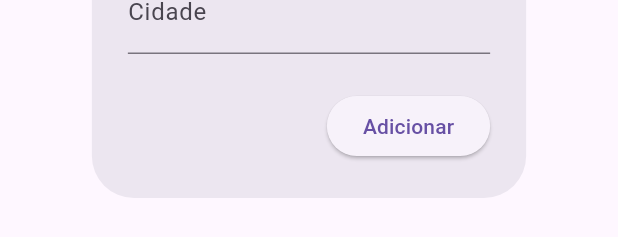
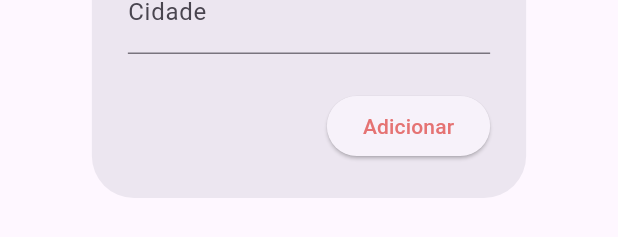
Before and after one commit to Gus-Vilela/mel-pets-flutter, a Flutter app: the _AddSightingDialog widget shown alone on an empty page, opened directly, on a phone screen of 412 x 824 dp. Shown: the part 798-1035 px from the top of the screen. Run offline on Flutter 3.47's test engine with Material 3 defaults, Android fonts, the phone set to English and light mode, and no system bars; our stand-ins replace cloud_firestore, firebase_auth, firebase_core; accounts and stored records are empty.

Commit message:
Normalized layout and Add DateOfSight

```diff
--- a/lib/models/sighted.dart
+++ b/lib/models/sighted.dart
@@ -2,7 +2,7 @@ import 'package:projeto/models/pet.dart';
 
 class Sighted {
   String id;
-  //DateTime? dateOfSight;
+  DateTime? dateOfSight;
   String color;
   PetType type;
   String? breed;
@@ -13,7 +13,7 @@ class Sighted {
 
   Sighted({
     required this.id,
-    //required this.dateOfSight,
+    required this.dateOfSight,
     required this.color,
     required this.type,
     required this.address,
@@ -26,7 +26,7 @@ class Sighted {
   Map<String, dynamic> toMap() {
     return {
       'id': id,
-      //'dateOfSight': dateOfSight?.millisecondsSinceEpoch,
+      'dateOfSight': dateOfSight?.millisecondsSinceEpoch,
       'color': color,
       'type': type.index,
       'address': address,
@@ -40,9 +40,9 @@ class Sighted {
   factory Sighted.fromMap(Map<String, dynamic> map) {
     return Sighted(
       id: map['id'] as String,
-      //dateOfSight: map['dateOfSight'] == null
-      //  ? null
-      //: DateTime.fromMillisecondsSinceEpoch(map['dateOfSight'] as int),
+      dateOfSight: map['dateOfSight'] == null
+        ? null
+      : DateTime.fromMillisecondsSinceEpoch(map['dateOfSight'] as int),
       color: map['color'] as String,
       type: PetType.values[map['type'] as int],
       address: map['address'] as String,
--- a/lib/pages/sighted_page.dart
+++ b/lib/pages/sighted_page.dart
@@ -167,6 +167,7 @@ class _AddSightingDialogState extends State<_AddSightingDialog> {
   late String _description;
   late String _address;
   late String _city;
+  late DateTime _dateOfSight;
 
   @override
   void initState() {
@@ -183,7 +184,9 @@ class _AddSightingDialogState extends State<_AddSightingDialog> {
           crossAxisAlignment: CrossAxisAlignment.start,
           children: [
             TextField(
-              decoration: const InputDecoration(labelText: 'Cor'),
+              decoration: InputDecoration(labelText: 'Cor', focusedBorder: UnderlineInputBorder(
+                    borderSide: BorderSide(color: Colors.red[400]!),
+                  ),),
               onChanged: (value) => _color = value,
             ),
             DropdownButtonFormField<PetType>(
@@ -207,22 +210,35 @@ class _AddSightingDialogState extends State<_AddSightingDialog> {
                   child: Text('Outro'),
                 ),
               ],
-              decoration: const InputDecoration(labelText: 'Espécie'),
+              decoration: InputDecoration(labelText: 'Espécie', focusedBorder: UnderlineInputBorder(
+                    borderSide: BorderSide(color: Colors.red[400]!),
+                  ),),
             ),
             TextField(
-              decoration: const InputDecoration(labelText: 'Raça'),
+              decoration: InputDecoration(labelText: 'Raça',
+               focusedBorder: UnderlineInputBorder(
+                    borderSide: BorderSide(color: Colors.red[400]!),
+                  ),
+                  ),
               onChanged: (value) => _breed = value,
+
             ),
             TextField(
-              decoration: const InputDecoration(labelText: 'Descrição'),
+              decoration: InputDecoration(labelText: 'Descrição', focusedBorder: UnderlineInputBorder(
+                    borderSide: BorderSide(color: Colors.red[400]!),
+                  ),),
               onChanged: (value) => _description = value,
             ),
             TextField(
-              decoration: const InputDecoration(labelText: 'Endereço'),
+              decoration:  InputDecoration(labelText: 'Endereço', focusedBorder: UnderlineInputBorder(
+                    borderSide: BorderSide(color: Colors.red[400]!),
+                  ),),
               onChanged: (value) => _address = value,
             ),
             TextField(
-              decoration: const InputDecoration(labelText: 'Cidade'),
+              decoration:  InputDecoration(labelText: 'Cidade', focusedBorder: UnderlineInputBorder(
+                    borderSide: BorderSide(color: Colors.red[400]!),
+                  ),),
               onChanged: (value) => _city = value,
             ),
           ],
@@ -233,6 +249,7 @@ class _AddSightingDialogState extends State<_AddSightingDialog> {
           onPressed: () {
             Sighted newSighting = Sighted(
               id: const Uuid().v4(),
+              dateOfSight: _dateOfSight,
               color: _color,
               type: _type,
               breed: _breed,
@@ -244,7 +261,11 @@ class _AddSightingDialogState extends State<_AddSightingDialog> {
             widget.onSightingAdded(newSighting);
             Navigator.pop(context);
           },
+          style: ButtonStyle(
+            foregroundColor:MaterialStateProperty.all<Color?>(Colors.red[300]),
+          ),
           child: const Text('Adicionar'),
+
         ),
       ],
     );
```
Also changed, not shown: lib/pages/sighted_details_page.dart (+15 -3 lines).
